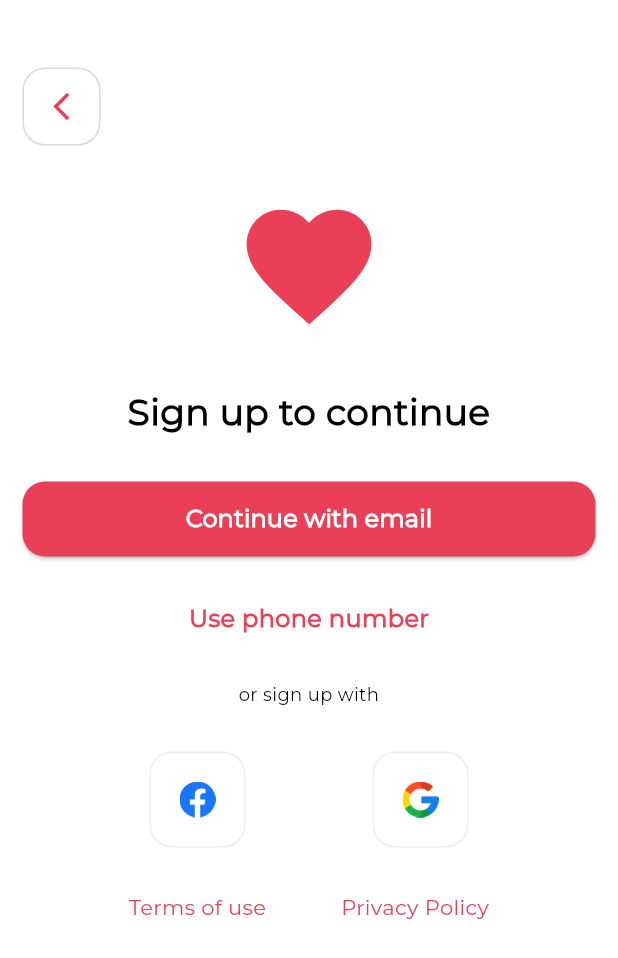
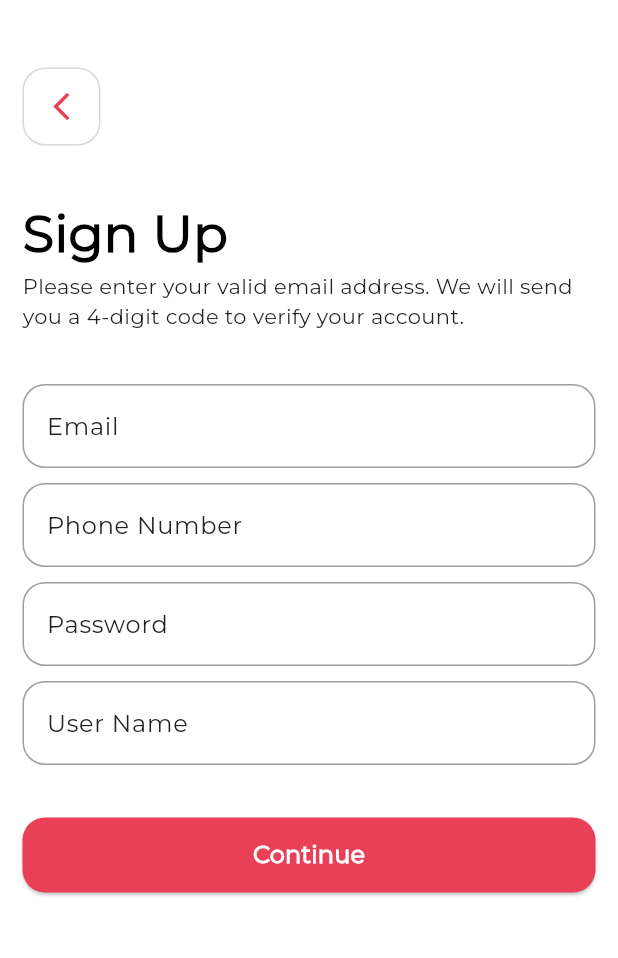
Before and after one commit to bhargav0147/dating_app, a Flutter app: the WelcomeView screen opened by its route, after a tap on "Continue with email", on a phone screen of 412 x 824 dp. Shown: the top 958 px of the screen. Run offline on Flutter 3.47's test engine with Material 3 defaults, Android fonts, the phone set to English and light mode, and no system bars; our stand-ins replace cached_network_image, carousel_slider, flutter_card_swiper, get, pinput; network calls fail.

Commit message:
add sign up page

```diff
--- a/lib/app/modules/editProfile/editProfile_binding.dart
+++ b/lib/app/modules/editProfile/editProfile_binding.dart
@@ -1,3 +1,5 @@
+// ignore_for_file: file_names
+
 import 'package:dating_app/app/modules/editProfile/editProfile_controller.dart';
 import 'package:get/get.dart';
 
--- a/lib/app/modules/editProfile/editProfile_controller.dart
+++ b/lib/app/modules/editProfile/editProfile_controller.dart
@@ -1,3 +1,5 @@
+// ignore_for_file: file_names
+
 import 'package:get/get.dart';
 
 class EditprofileController extends GetxController {
--- a/lib/app/modules/editProfile/editProfile_view.dart
+++ b/lib/app/modules/editProfile/editProfile_view.dart
@@ -1,3 +1,5 @@
+// ignore_for_file: file_names
+
 import 'package:dating_app/app/modules/editProfile/editProfile_controller.dart';
 import 'package:flutter/material.dart';
 import 'package:get/get.dart';
--- a/lib/app/modules/myMobile/myMobile_binding.dart
+++ b/lib/app/modules/signup/signup_binding.dart
@@ -1,10 +1,11 @@
 // ignore_for_file: file_names
 
-import 'package:dating_app/app/modules/myMobile/myMobile_controller.dart';
+import 'package:dating_app/app/modules/signup/signup_controller.dart';
 import 'package:get/get.dart';
+
 class MymobileBinding extends Bindings {
   @override
   void dependencies() {
-    Get.lazyPut<MymobileController>(() => MymobileController());
+    Get.lazyPut<SignupController>(() => SignupController());
   }
 }
--- a/lib/app/modules/myMobile/myMobile_controller.dart
+++ b/lib/app/modules/signup/signup_controller.dart
@@ -2,6 +2,6 @@
 
 import 'package:get/get.dart';
 
-class MymobileController extends GetxController {
+class SignupController extends GetxController {
   var mobileNumber = ''.obs;
 }
--- a/lib/app/modules/myMobile/myMobile_view.dart
+++ b/lib/app/modules/signup/signup_view.dart
@@ -11,8 +11,8 @@ import 'package:dating_app/app/widgets/custom_text.dart';
 import 'package:dating_app/app/widgets/custom_textfiled.dart';
 import 'package:flutter/material.dart';
 
-class MymobileView extends StatelessWidget {
-  const MymobileView({super.key});
+class SignupView extends StatelessWidget {
+  const SignupView({super.key});
 
   @override
   Widget build(BuildContext context) {
@@ -35,30 +35,57 @@ class MymobileView extends StatelessWidget {
               const CustomBackButton(),
               SizedBoxHelper.h35,
               const CustomText(
-                text: 'My Mobile',
+                text: 'Sign Up',
                 style: AppFonts.veryExtraLarge,
                 color: AppColors.black,
               ),
               CustomText(
                 text:
-                    'Please enter your valid phone number. We will send you a 4-digit code to verify your account.',
+                    'Please enter your valid email address. We will send you a 4-digit code to verify your account.',
                 style: AppFonts.extraSmall,
                 color: AppColors.grey.shade900,
               ),
               SizedBoxHelper.h35,
               CustomTextField(
-                hintText: 'Phone',
+                hintText: 'Email',
+                keyboardType: TextInputType.emailAddress,
+                validator: (value) {
+                  return Validators.emailValidator(value);
+                },
+              ),
+              SizedBoxHelper.h10,
+              CustomTextField(
+                hintText: 'Phone Number',
                 keyboardType: TextInputType.number,
                 validator: (value) {
                   return Validators.phoneValidator(value);
                 },
               ),
+              SizedBoxHelper.h10,
+              CustomTextField(
+                hintText: 'Password',
+                keyboardType: TextInputType.text,
+                validator: (value) {
+                  return Validators.passwordValidator(value);
+                },
+              ),
+              SizedBoxHelper.h10,
+              CustomTextField(
+                hintText: 'User Name',
+                keyboardType: TextInputType.text,
+                validator: (value) {
+                  return Validators.userNameValidator(value);
+                },
+              ),
               SizedBoxHelper.h35,
-              CustomButton(label: 'Continue', onPressed: () {
-                if (formKey.currentState!.validate()) {
-                  NavigationUtils.navigateTo(AppRoutes.otp);
+              CustomButton(
+                label: 'Continue',
+                onPressed: () {
+                  if (formKey.currentState!.validate()) {
+                    NavigationUtils.navigateTo(AppRoutes.otp);
                   }
-              },)
+                },
+              )
             ],
           )),
         ),
--- a/lib/app/modules/welcome/welcome_view.dart
+++ b/lib/app/modules/welcome/welcome_view.dart
@@ -1,4 +1,5 @@
 import 'package:dating_app/app/assets/image_config.dart';
+import 'package:dating_app/app/utils/mediaQueryHelper.dart';
 import 'package:flutter/material.dart';
 
 import '../../config/app_variables.dart';
@@ -52,24 +53,34 @@ class WelcomeView extends StatelessWidget {
                 CustomButton(
                   label: 'Continue with email',
                   onPressed: () {
-                    // NavigationUtils.navigateTo(AppRoutes.signup);
+                    NavigationUtils.navigateTo(AppRoutes.signup);
                   },
                   backgroundColor: AppColors.primary,
                   textColor: AppColors.white,
                   isLoading: false,
                 ),
                 SizedBoxHelper.h30,
-                GestureDetector(
-                  onTap: () {
-                    NavigationUtils.navigateTo(AppRoutes.myMobile);
-                  },
-                  child: const CustomText(text: 'Use phone number',style: AppFonts.mediumBold,color: AppColors.primary,)),
-                SizedBoxHelper.h30,
-                const CustomText(
-                  text: 'or sign up with',
-                  textAlign: TextAlign.center,
-                  color: AppColors.black,
-                  style: AppFonts.small,
+                Row(
+                  mainAxisAlignment: MainAxisAlignment.spaceEvenly,
+                  children: [
+                    Container(
+                      height: 0.5,
+                      width: MediaQueryHelper.getWidthPercentage(20),
+                      color: AppColors.grey,
+                    ),
+
+                    const CustomText(
+                      text: 'or sign up with',
+                      textAlign: TextAlign.center,
+                      color: AppColors.black,
+                      style: AppFonts.small,
+                    ),
+                     Container(
+                      height: 0.5,
+                      width: MediaQueryHelper.getWidthPercentage(20),
+                      color: AppColors.grey,
+                    ),
+                  ],
                 ),
                 SizedBoxHelper.h30,
                 Row(
--- a/lib/app/routes/app_routes.dart
+++ b/lib/app/routes/app_routes.dart
@@ -4,8 +4,8 @@ import 'package:dating_app/app/modules/editProfile/editProfile_binding.dart';
 import 'package:dating_app/app/modules/editProfile/editProfile_view.dart';
 import 'package:dating_app/app/modules/gender/gender_binding.dart';
 import 'package:dating_app/app/modules/gender/gender_view.dart';
-import 'package:dating_app/app/modules/myMobile/myMobile_binding.dart';
-import 'package:dating_app/app/modules/myMobile/myMobile_view.dart';
+import 'package:dating_app/app/modules/signup/signup_binding.dart';
+import 'package:dating_app/app/modules/signup/signup_view.dart';
 import 'package:dating_app/app/modules/onboarding/onboarding_binding.dart';
 import 'package:dating_app/app/modules/onboarding/onboarding_view.dart';
 import 'package:dating_app/app/modules/otp/otp_binding.dart';
@@ -24,7 +24,7 @@ class AppRoutes {
   static const String dashbaord = '/dashbaord';
   static const String onboarding = '/onboarding';
   static const String welcome = '/welcome';
-  static const String myMobile = '/myMobile';
+  static const String signup = '/signup';
   static const String otp = '/otp';
   static const String editProfile = '/editProfile';
   static const String gender = '/gender';
@@ -53,8 +53,8 @@ class AppRoutes {
         page: () => const WelcomeView(),
         binding: WelcomeBinding()),
     GetPage(
-        name: myMobile,
-        page: () => const MymobileView(),
+        name: signup,
+        page: () => const SignupView(),
         binding: MymobileBinding()),
     GetPage(name: otp, page: () => const OtpView(), binding: OtpBinding()),
     GetPage(
--- a/lib/app/widgets/customDatePicker.dart
+++ b/lib/app/widgets/customDatePicker.dart
@@ -1,3 +1,5 @@
+// ignore_for_file: file_names
+
 import 'package:dating_app/app/theme/colors.dart';
 import 'package:flutter/material.dart';
 
```
